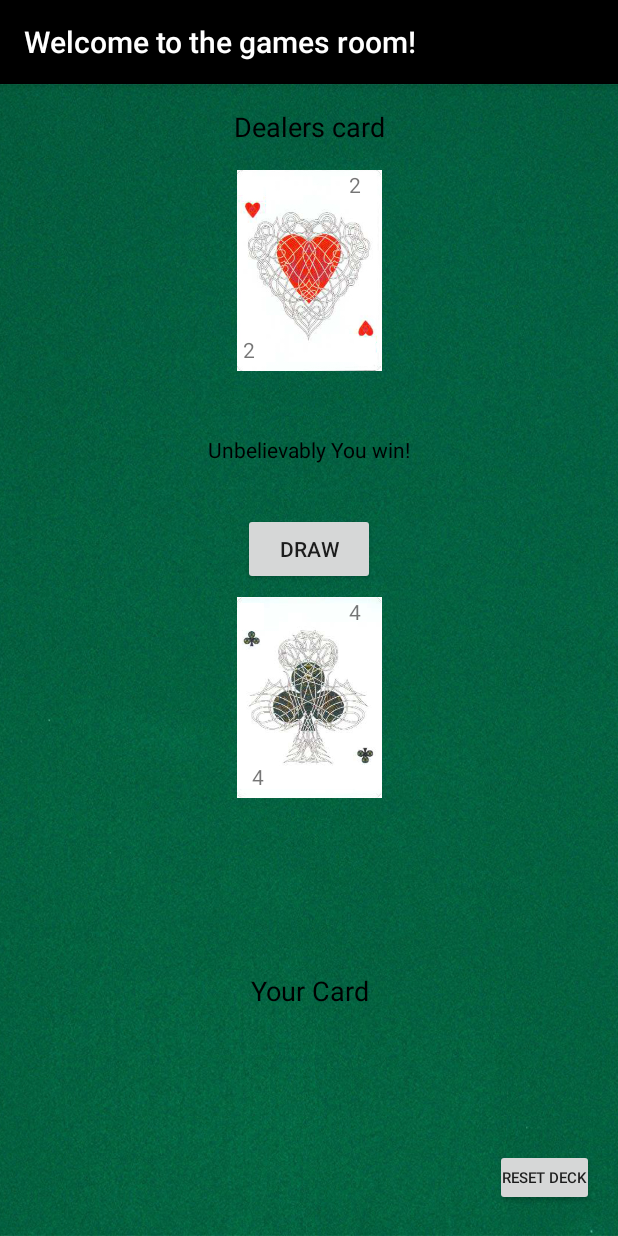
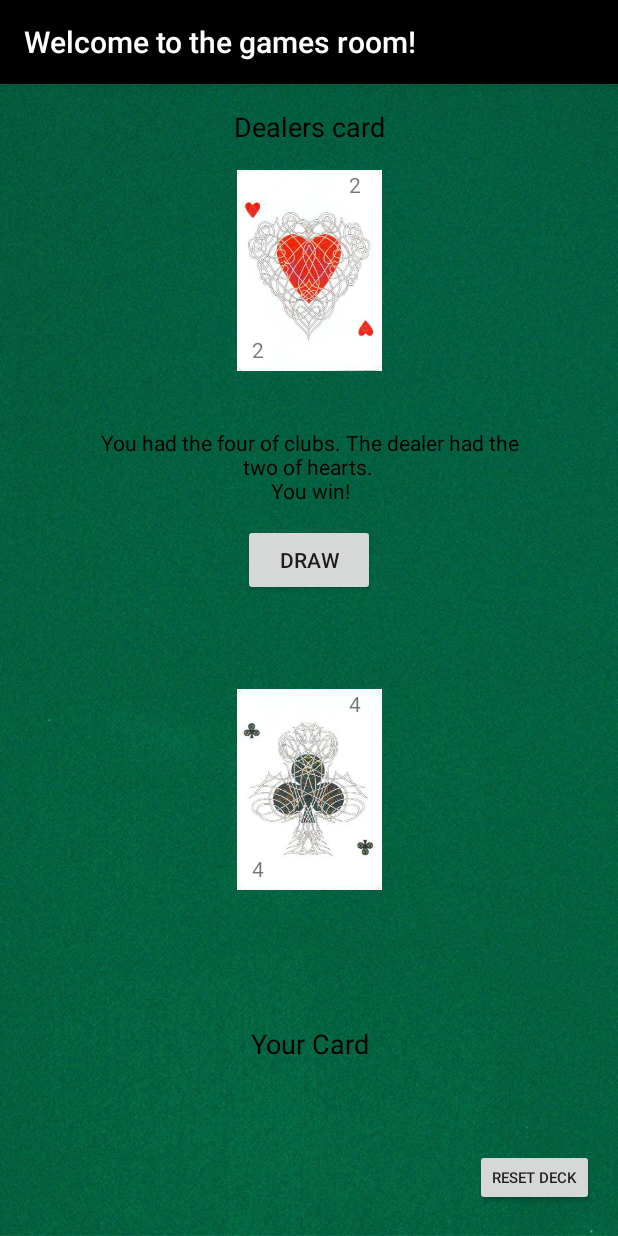
Before and after one commit to simonanger/cardGamesAndroidProject, an Android app: the HighCardGameActivity screen opened directly, with no data from a screen before it, after a tap on "DRAW", on a phone screen of 412 x 824 dp. Run offline under Robolectric (Android 15) with nearby library versions, the phone set to English and light mode, and no system bars.

Commit message:
Fixed to ace high

```diff
--- a/CardGames/app/src/main/java/com/example/simonanger/cardgames/HighCardGame.java
+++ b/CardGames/app/src/main/java/com/example/simonanger/cardgames/HighCardGame.java
@@ -23,8 +23,17 @@ public class HighCardGame {
         Card dealerCard = highCardDealer.deal();
         highCardDealer.getCard(dealerCard);
 
+
         int playerCardValue = player.revealSingleCard().getRankNumerically();
         int dealerCardValue = highCardDealer.revealSingleCard().getRankNumerically();
+
+        if(playerCardValue == 1) {
+            playerCardValue = 14;
+        }
+
+        if(dealerCardValue == 1) {
+            dealerCardValue = 14;
+        }
 
 //        if (playerCardValue == 0) {
 //            return 0;
--- a/CardGames/app/src/main/java/com/example/simonanger/cardgames/HighCardGameActivity.java
+++ b/CardGames/app/src/main/java/com/example/simonanger/cardgames/HighCardGameActivity.java
@@ -82,9 +82,15 @@ public class HighCardGameActivity extends AppCompatActivity {
                 winnerMessage = "Error";
         }
 
-//        Log.d("this", String.valueOf(player.revealSingleCard().getRankNumerically()));
+        String playerCardSuit = player.revealSingleCard().getSuit().toString().toLowerCase();
+        String playerCardRank = player.revealSingleCard().getRank().toString().toLowerCase();
 
-        String resultMessage = "Unbelievably " + winnerMessage;
+        String dealerCardSuit = dealer.revealSingleCard().getSuit().toString().toLowerCase();
+        String dealerCardRank = dealer.revealSingleCard().getRank().toString().toLowerCase();
+
+        String resultMessage = "You had the " + playerCardRank + " of " + playerCardSuit
+                + ". The dealer had the " + dealerCardRank + " of " + dealerCardSuit + ". \n"
+                + winnerMessage;
 
         resultTextView.setText(resultMessage);
 
--- a/CardGames/app/src/main/res/layout/activity_high_card_game.xml
+++ b/CardGames/app/src/main/res/layout/activity_high_card_game.xml
@@ -49,14 +49,13 @@
         android:layout_marginLeft="8dp"
         android:layout_marginRight="8dp"
         android:layout_marginTop="8dp"
-        app:layout_constraintHorizontal_bias="0.502"
         app:layout_constraintLeft_toLeftOf="parent"
         app:layout_constraintRight_toRightOf="parent"
         app:layout_constraintTop_toBottomOf="@+id/highCardDrawButton"
         app:srcCompat="@drawable/cardback"
         app:layout_constraintBottom_toBottomOf="parent"
         android:layout_marginBottom="8dp"
-        app:layout_constraintVertical_bias="0.0" />
+        app:layout_constraintVertical_bias="0.196" />
 
     <ImageView
         android:id="@+id/dealersCardImage"
@@ -77,7 +76,7 @@
         android:layout_height="wrap_content"
         android:layout_marginLeft="8dp"
         android:layout_marginRight="8dp"
-        android:layout_marginTop="20dp"
+        android:layout_marginTop="10dp"
         android:onClick="onHighCardDrawButtonClicked"
         android:text="@string/high_card_draw_button"
         app:layout_constraintLeft_toLeftOf="parent"
@@ -86,7 +85,7 @@
 
     <Button
         android:id="@+id/resetDeckButton"
-        android:layout_width="66dp"
+        android:layout_width="79dp"
         android:layout_height="38dp"
         android:layout_marginBottom="20dp"
         android:layout_marginRight="16dp"
@@ -95,12 +94,14 @@
         android:text="@string/reset_deck_button"
         android:textSize="10sp"
         app:layout_constraintBottom_toBottomOf="parent"
-        app:layout_constraintRight_toRightOf="parent" />
+        app:layout_constraintRight_toRightOf="parent"
+        tools:layout_editor_absoluteY="544dp"
+        tools:layout_editor_absoluteX="317dp" />
 
     <TextView
         android:id="@+id/resultTextView"
-        android:layout_width="208dp"
-        android:layout_height="32dp"
+        android:layout_width="287dp"
+        android:layout_height="54dp"
         android:layout_marginBottom="8dp"
         android:layout_marginLeft="8dp"
         android:layout_marginRight="8dp"
@@ -111,8 +112,9 @@
         app:layout_constraintLeft_toLeftOf="parent"
         app:layout_constraintRight_toRightOf="parent"
         app:layout_constraintTop_toBottomOf="@+id/dealersCardImage"
-        app:layout_constraintVertical_bias="0.065"
-        tools:layout_editor_absoluteY="216dp" />
+        app:layout_constraintVertical_bias="0.059"
+        app:layout_constraintHorizontal_bias="0.508"
+        tools:layout_editor_absoluteY="196dp" />
 
     <TextView
         android:id="@+id/playerCardRankTextViewUp"
@@ -136,7 +138,13 @@
         android:layout_marginBottom="0dp"
         android:layout_marginLeft="7dp"
         app:layout_constraintBottom_toBottomOf="@+id/dealersCardImage"
-        app:layout_constraintLeft_toLeftOf="@+id/dealersCardImage" />
+        app:layout_constraintLeft_toLeftOf="@+id/dealersCardImage"
+        app:layout_constraintTop_toTopOf="@+id/dealersCardImage"
+        android:layout_marginTop="8dp"
+        android:layout_marginRight="8dp"
+        app:layout_constraintRight_toRightOf="@+id/dealersCardImage"
+        app:layout_constraintHorizontal_bias="0.095"
+        app:layout_constraintVertical_bias="1.0" />
 
     <TextView
         android:id="@+id/dealerCardRankTextViewUp"
```
